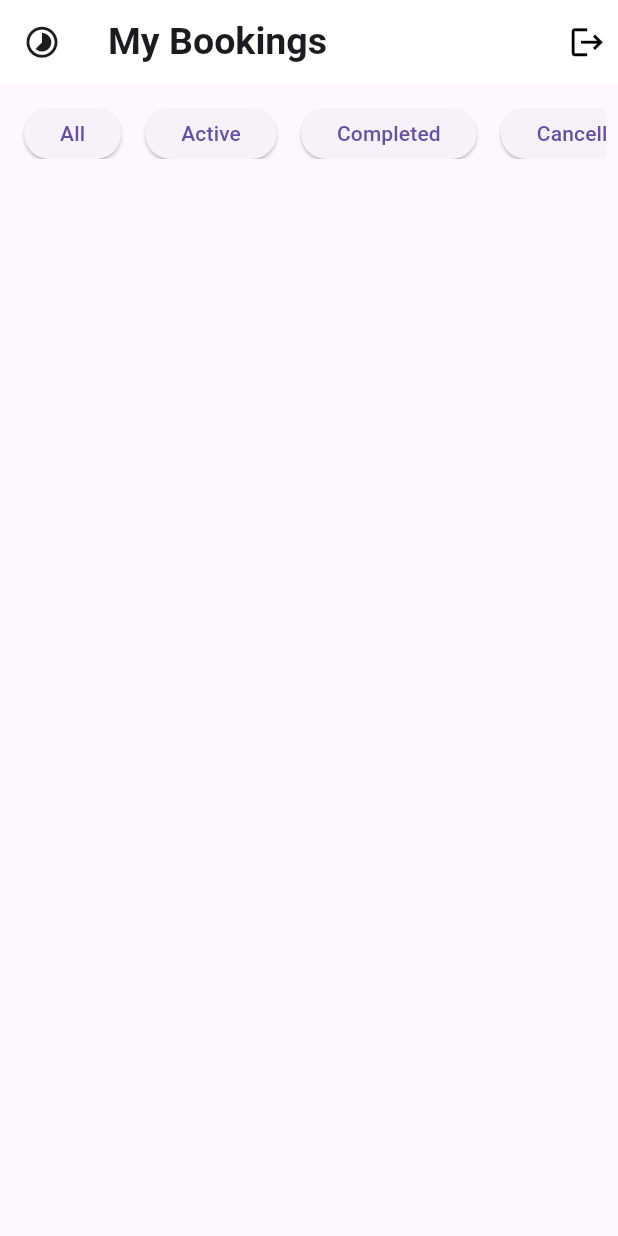
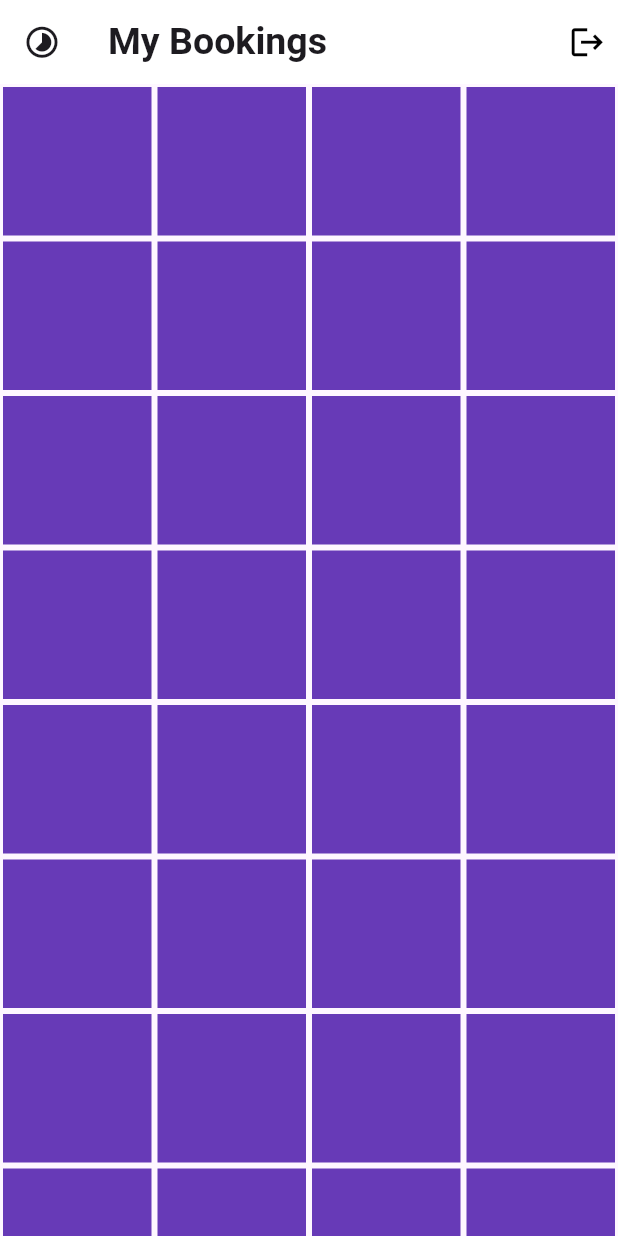
Before and after one commit to shreyas5522/flutter_app, a Flutter app: the screen it shows after launch, on a phone screen of 412 x 824 dp. Run offline on Flutter 3.47's test engine with Material 3 defaults, Android fonts, the phone set to English and light mode, and no system bars.

Commit message:
64 Boxes with GridView Builder

```diff
--- a/lib/main.dart
+++ b/lib/main.dart
@@ -16,30 +16,14 @@ class MyApp extends StatelessWidget {
       debugShowCheckedModeBanner: false,
       home: Scaffold(
         appBar: buildMyAppBar(),
-        body: Column(
-          children: [
-            SizedBox(height: 8), // Add some space between AppBar and the list
-            Center(
-              child: Container(
-                padding: EdgeInsets.all(8),
-                height:
-                    50, // Set the height of the container according to your needs
-                child: ListView.builder(
-                  scrollDirection: Axis.horizontal,
-                  itemCount: listt.length,
-                  itemBuilder: (context, index) => Padding(
-                    padding: EdgeInsets.symmetric(horizontal: 8.0),
-                    child: ElevatedButton(
-                      onPressed: () {
-                        // Add your action here
-                      },
-                      child: Text(listt[index]),
-                    ),
-                  ),
-                ),
-              ),
-            ),
-          ],
+        body: GridView.builder(
+          itemCount: 64,
+          gridDelegate:
+              SliverGridDelegateWithFixedCrossAxisCount(crossAxisCount: 4),
+          itemBuilder: (context, index) => Container(
+            color: Colors.deepPurple,
+            margin: const EdgeInsets.all(2),
+          ),
         ),
       ),
     );
```
